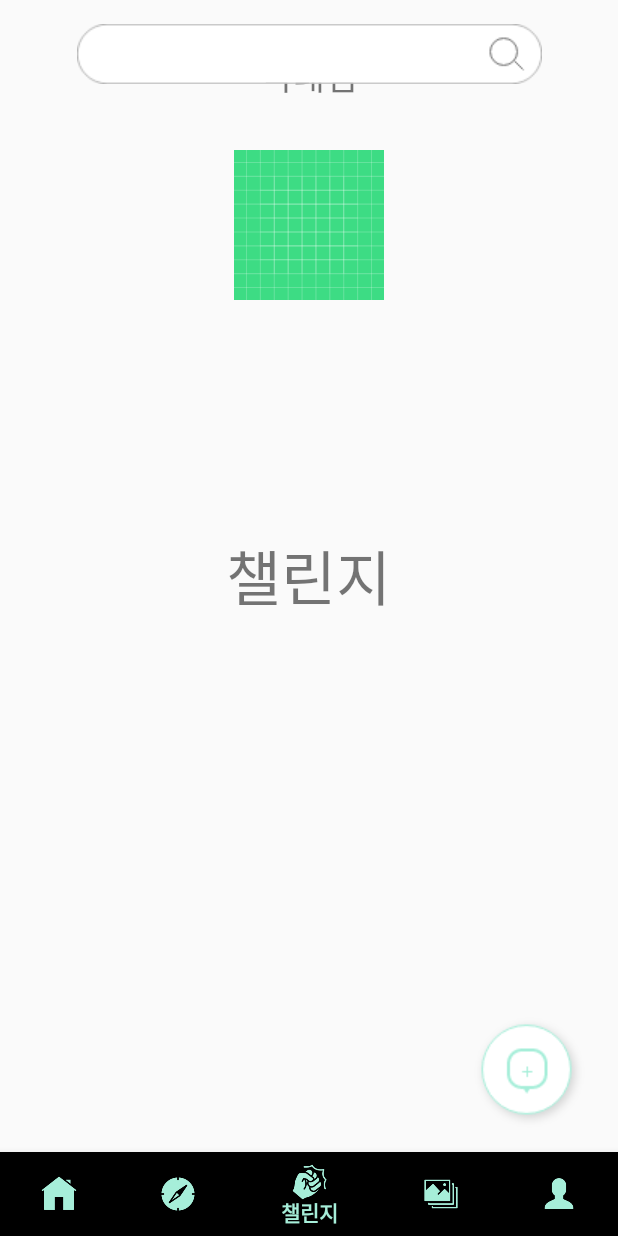
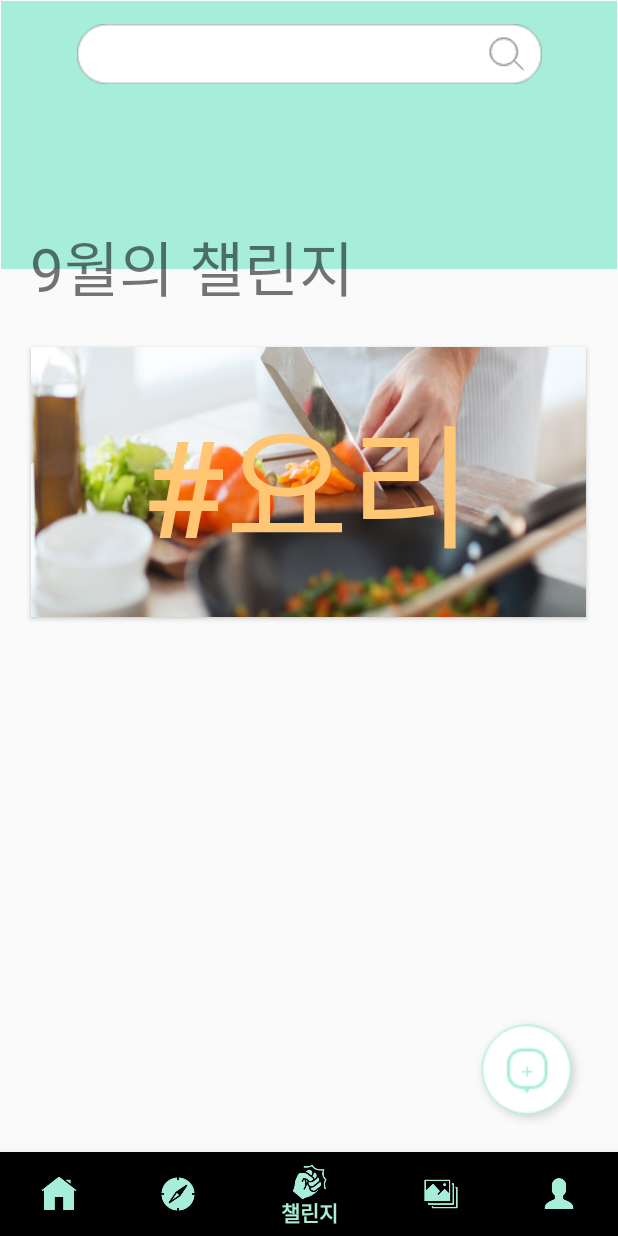
Before and after one commit to 16chperfect/SMAP, an Android app: the BottomNavViewActivity screen opened directly, with no data from a screen before it, item 3 of the bottom bar chosen, on a phone screen of 412 x 824 dp. Run offline under Robolectric (Android 15) with nearby library versions, the phone set to English and light mode, and no system bars; libraries missing offline, so code that uses them is left out: com.firebase.ui.

Commit message:
챌린지, 앨범, 프로필 메뉴 구성 및 업로드화면 뒤로가기 작동하게 바꿈, 화면 배치가 이상함

```diff
--- a/SMAP_APP/app/build.gradle
+++ b/SMAP_APP/app/build.gradle
@@ -10,6 +10,8 @@ android {
         targetSdkVersion 30
         versionCode 1
         versionName "1.0"
+        renderscriptTargetApi 19
+        renderscriptSupportModeEnabled true
 
         testInstrumentationRunner "androidx.test.runner.AndroidJUnitRunner"
     }
@@ -27,6 +29,8 @@ dependencies {
     implementation 'androidx.appcompat:appcompat:1.2.0'
     implementation 'androidx.constraintlayout:constraintlayout:1.1.3'
     implementation 'com.google.firebase:firebase-analytics:17.5.0'
+    implementation 'jp.wasabeef:glide-transformations:4.0.0'
+    implementation 'jp.co.cyberagent.android:gpuimage:2.0.1'
     implementation 'com.google.firebase:firebase-core:17.5.0'
     implementation 'com.google.firebase:firebase-auth:19.3.2'
     implementation 'com.firebaseui:firebase-ui-auth:4.2.1'
@@ -36,6 +40,7 @@ dependencies {
     implementation 'com.github.bumptech.glide:glide:4.9.0'
     implementation 'com.google.firebase:firebase-database:19.3.1'
     annotationProcessor 'com.github.bumptech.glide:compiler:4.9.0'
+    compile 'jp.wasabeef:glide-transformations:1.0.6@aar'
 
     testImplementation 'junit:junit:4.12'
     androidTestImplementation 'androidx.test.ext:junit:1.1.1'
--- a/SMAP_APP/app/src/main/AndroidManifest.xml
+++ b/SMAP_APP/app/src/main/AndroidManifest.xml
@@ -24,6 +24,7 @@
         </activity>
 
         <activity android:name=".UploadActivity"/>
+        <activity android:name=".Album1Activity"/>
 
 
     </application>
--- a/SMAP_APP/app/src/main/java/com/example/smap_google/BottomNavViewActivity.java
+++ b/SMAP_APP/app/src/main/java/com/example/smap_google/BottomNavViewActivity.java
@@ -1,6 +1,7 @@
 package com.example.smap_google;
 
 import android.Manifest;
+import android.content.DialogInterface;
 import android.content.Intent;
 import android.content.pm.PackageManager;
 import android.os.Bundle;
@@ -10,6 +11,7 @@ import android.widget.Button;
 import android.widget.ImageButton;
 
 import androidx.annotation.NonNull;
+import androidx.appcompat.app.AlertDialog;
 import androidx.appcompat.app.AppCompatActivity;
 import androidx.core.app.ActivityCompat;
 import androidx.fragment.app.FragmentManager;
@@ -41,6 +43,7 @@ public class BottomNavViewActivity extends AppCompatActivity  {
     private frag4 frag4;
     private frag5 frag5;
     private ImageButton btn_goupload;
+    private ImageButton btn_album1;
 
     @Override
     protected void onCreate(Bundle savedInstanceState) {
@@ -88,6 +91,16 @@ public class BottomNavViewActivity extends AppCompatActivity  {
                 startActivity(intent);
             }
         });
+
+        //앨범을 누를시 activity_album1로 이동
+        /*btn_album1 = (ImageButton)findViewById(R.id.btn_album1);
+        btn_album1.setOnClickListener(new View.OnClickListener() {
+            @Override
+            public void onClick(View view) {
+                Intent intent = new Intent (BottomNavViewActivity.this, Album1Activity.class );
+                startActivity(intent);
+            }
+        });*/
     }
 
     //프래그먼트 화면을 바꾸는 함수
--- a/SMAP_APP/app/src/main/res/layout/frag3.xml
+++ b/SMAP_APP/app/src/main/res/layout/frag3.xml
@@ -1,40 +1,59 @@
 <?xml version="1.0" encoding="utf-8"?>
-<RelativeLayout
+<androidx.constraintlayout.widget.ConstraintLayout
     xmlns:android="http://schemas.android.com/apk/res/android" android:layout_width="match_parent"
     xmlns:app="http://schemas.android.com/apk/res-auto"
     xmlns:tools="http://schemas.android.com/tools"
     android:layout_height="match_parent"
     android:orientation="vertical">
 
-    <TextView
-        android:id="@+id/tv_result"
-        android:layout_width="wrap_content"
-        android:layout_height="wrap_content"
-        android:layout_marginTop="32dp"
-        android:text="닉네임"
-        android:textSize="24sp"
-        android:layout_centerHorizontal="true"
-        app:layout_constraintTop_toBottomOf="@+id/IV_PROFILE"
-        android:gravity="center_horizontal" />
+    <ImageView
+        android:id="@+id/menu_background3"
+        android:layout_width="match_parent"
+        android:layout_height="180dp"
+        android:layout_alignParentStart="true"
+        android:layout_alignParentLeft="true"
+        android:src="@drawable/just_line"
+        app:layout_constraintStart_toStartOf="parent"
+        app:layout_constraintTop_toTopOf="parent" />
 
-    <ImageView
-        android:background="#efefef"
-        android:id="@+id/IV_PROFILE"
-        android:layout_width="100dp"
-        android:layout_height="100dp"
-        android:layout_marginTop="100dp"
-        android:layout_centerHorizontal="true"
-        app:srcCompat="@drawable/ic_launcher_background"
-        tools:ignore="VectorDrawableCompat" />
+    <Button
+        android:id="@+id/challenge_september"
+        android:layout_width="370dp"
+        android:layout_height="180dp"
+        android:layout_alignParentStart="true"
+        android:layout_alignParentLeft="true"
+        android:layout_alignParentTop="true"
+        android:layout_alignParentEnd="true"
+        android:layout_alignParentRight="true"
+        android:layout_alignParentBottom="true"
+        android:background="@drawable/img_cook"
+        android:scaleType="center"
+        android:text="#요리"
+        android:textColor="#FFC774"
+        android:textSize="90sp"
+        app:layout_constraintBottom_toBottomOf="parent"
+        app:layout_constraintEnd_toEndOf="parent"
+        app:layout_constraintHorizontal_bias="0.487"
+        app:layout_constraintStart_toStartOf="parent"
+        app:layout_constraintTop_toTopOf="parent"
+        app:layout_constraintVertical_bias="0.393" />
 
     <TextView
         android:layout_width="wrap_content"
         android:layout_height="wrap_content"
-        android:layout_centerVertical="true"
-        android:layout_centerHorizontal="true"
-        android:text="챌린지"
-
-        android:textSize="40sp" />
+        android:layout_alignParentStart="true"
+        android:layout_alignParentLeft="true"
+        android:layout_alignParentTop="true"
+        android:layout_alignParentEnd="true"
+        android:layout_alignParentRight="true"
+        android:layout_alignParentBottom="true"
+        android:layout_marginStart="20dp"
+        android:layout_marginLeft="20dp"
+        android:layout_marginBottom="560dp"
+        android:text="9월의 챌린지"
+        android:textSize="40sp"
+        app:layout_constraintBottom_toBottomOf="parent"
+        app:layout_constraintStart_toStartOf="parent" />
 
 
-</RelativeLayout>
+</androidx.constraintlayout.widget.ConstraintLayout>
```
Also changed, not shown: SMAP_APP/app/src/main/java/com/example/smap_google/Album1Activity.java (added, +41 -0 lines), SMAP_APP/app/src/main/java/com/example/smap_google/UploadActivity.java (+13 -1 lines), SMAP_APP/app/src/main/res/layout/activity_album1.xml (added, +21 -0 lines), SMAP_APP/app/src/main/res/layout/activity_upload.xml (+11 -7 lines), SMAP_APP/app/src/main/res/layout/frag4.xml (+31 -6 lines), SMAP_APP/app/src/main/res/layout/frag5.xml (+23 -11 lines), SMAP_APP/app/src/main/res/drawable/icon_album.png (added), SMAP_APP/app/src/main/res/drawable/img_cook.png (added).
